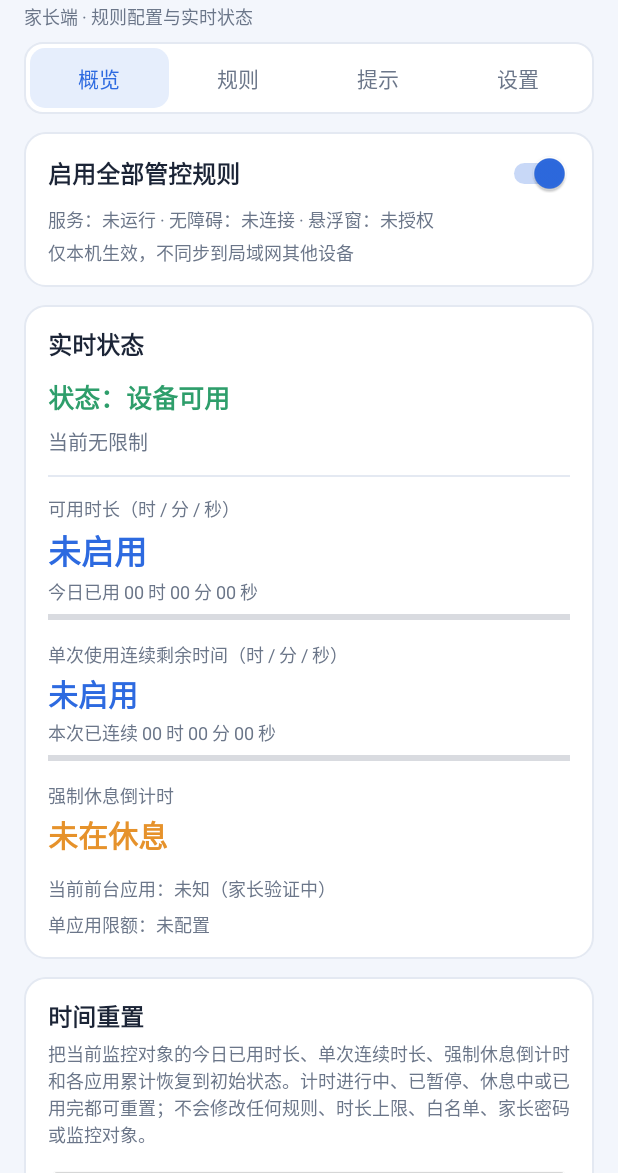
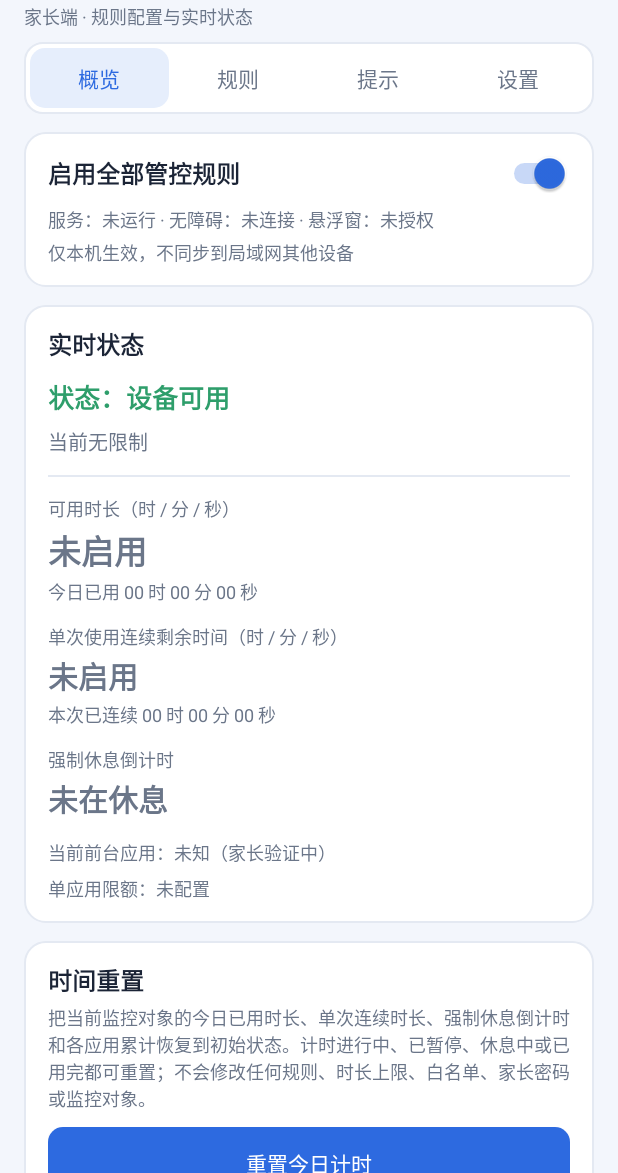
Before and after one commit to SetCode/ParentalGuard, an Android app: the screen it shows after launch (MainActivity), on a phone screen of 412 x 824 dp, the part 63-1236 px from its top. Run offline under Robolectric (Android 15) with nearby library versions, the phone set to English and light mode, and no system bars.

Commit message:
界面细节优化：统一按钮体系、修正语义色、隐藏空进度条
- 新增 bg_btn_primary（主色填充+涟漪）/ bg_btn_secondary（白底主色描边+涟漪）
- 主行动（重置计时、检查更新）用填充式，配置类入口统一描边式，去掉四块实心蓝的视觉噪音
- 概览页：规则关闭时「未启用」「未在休息」降为次要灰，并隐藏空进度条
- 版本号提升到 1.1.0 / 10100

```diff
--- a/app/src/main/java/com/tensun/parentalguard/ui/MainActivity.kt
+++ b/app/src/main/java/com/tensun/parentalguard/ui/MainActivity.kt
@@ -800,30 +800,37 @@ class MainActivity : Activity() {
             s.lockReasons.joinToString("\n") { "• $it" }
         }
 
+        // 规则关闭时用次要灰显示「未启用」并隐藏空进度条，避免抢走对真实数值的注意力
         if (cfg.dailyTotal.enabled) {
             tvDailyRemaining.text = Formatter.hmsFull(s.dailyRemainingMs)
-            tvDailyUsed.text = "今日已用 ${Formatter.hmsFull(s.dailyUsedMs)}"
+            tvDailyRemaining.setTextColor(getColor(R.color.primary))
+            pbDaily.visibility = View.VISIBLE
             pbDaily.progress = percent(s.dailyUsedMs, s.dailyLimitMs)
         } else {
             tvDailyRemaining.text = "未启用"
-            tvDailyUsed.text = "今日已用 ${Formatter.hmsFull(s.dailyUsedMs)}"
-            pbDaily.progress = 0
+            tvDailyRemaining.setTextColor(getColor(R.color.text_sub))
+            pbDaily.visibility = View.GONE
         }
+        tvDailyUsed.text = "今日已用 ${Formatter.hmsFull(s.dailyUsedMs)}"
 
         if (cfg.session.enabled) {
             tvSessionRemaining.text = Formatter.hmsFull(s.sessionRemainingMs)
-            tvSessionUsed.text = "本次已连续 ${Formatter.hmsFull(s.continuousUsedMs)}"
+            tvSessionRemaining.setTextColor(getColor(R.color.primary))
+            pbSession.visibility = View.VISIBLE
             pbSession.progress = percent(s.continuousUsedMs, s.sessionLimitMs)
         } else {
             tvSessionRemaining.text = "未启用"
-            tvSessionUsed.text = "本次已连续 ${Formatter.hmsFull(s.continuousUsedMs)}"
-            pbSession.progress = 0
+            tvSessionRemaining.setTextColor(getColor(R.color.text_sub))
+            pbSession.visibility = View.GONE
         }
+        tvSessionUsed.text = "本次已连续 ${Formatter.hmsFull(s.continuousUsedMs)}"
 
-        tvRestCountdown.text = if (s.restRemainingMs > 0L) {
-            "休息中，剩余 ${Formatter.hmsFull(s.restRemainingMs)}"
+        if (s.restRemainingMs > 0L) {
+            tvRestCountdown.text = "休息中，剩余 ${Formatter.hmsFull(s.restRemainingMs)}"
+            tvRestCountdown.setTextColor(getColor(R.color.warning))
         } else {
-            "未在休息"
+            tvRestCountdown.text = "未在休息"
+            tvRestCountdown.setTextColor(getColor(R.color.text_sub))
         }
         tvForeground.text = "当前前台应用：${s.foregroundLabel}" +
                 if (pinPassed) "" else "（家长验证中）"
--- /dev/null
+++ b/app/src/main/res/drawable/bg_btn_primary.xml
@@ -0,0 +1,11 @@
+<?xml version="1.0" encoding="utf-8"?>
+<!-- 主行动按钮：主色填充 + 白字，带点击涟漪 -->
+<ripple xmlns:android="http://schemas.android.com/apk/res/android"
+    android:color="#33FFFFFF">
+    <item>
+        <shape android:shape="rectangle">
+            <solid android:color="@color/primary" />
+            <corners android:radius="10dp" />
+        </shape>
+    </item>
+</ripple>
--- /dev/null
+++ b/app/src/main/res/drawable/bg_btn_secondary.xml
@@ -0,0 +1,12 @@
+<?xml version="1.0" encoding="utf-8"?>
+<!-- 次级按钮：白底 + 主色描边 + 主色字，带点击涟漪 -->
+<ripple xmlns:android="http://schemas.android.com/apk/res/android"
+    android:color="#1A2D6AE0">
+    <item>
+        <shape android:shape="rectangle">
+            <solid android:color="@color/card" />
+            <stroke android:width="1dp" android:color="@color/primary" />
+            <corners android:radius="10dp" />
+        </shape>
+    </item>
+</ripple>
--- a/app/src/main/res/layout/activity_main.xml
+++ b/app/src/main/res/layout/activity_main.xml
@@ -345,6 +345,8 @@
 
                     <Button
                         android:id="@+id/btnResetTime"
+                        android:background="@drawable/bg_btn_primary"
+                        android:textColor="@android:color/white"
                         android:layout_width="match_parent"
                         android:layout_height="wrap_content"
                         android:layout_marginTop="10dp"
@@ -568,6 +570,8 @@
 
                         <Button
                             android:id="@+id/btnTestVoice"
+                            android:background="@drawable/bg_btn_secondary"
+                            android:textColor="@color/primary"
                             android:layout_width="0dp"
                             android:layout_height="wrap_content"
                             android:layout_weight="1"
@@ -575,6 +579,8 @@
 
                         <Button
                             android:id="@+id/btnTtsSettings"
+                            android:background="@drawable/bg_btn_secondary"
+                            android:textColor="@color/primary"
                             android:layout_width="0dp"
                             android:layout_height="wrap_content"
                             android:layout_marginStart="8dp"
@@ -609,6 +615,8 @@
 
                     <Button
                         android:id="@+id/btnChangePin"
+                        android:background="@drawable/bg_btn_secondary"
+                        android:textColor="@color/primary"
                         android:layout_width="match_parent"
                         android:layout_height="wrap_content"
                         android:layout_marginTop="10dp"
@@ -616,6 +624,8 @@
 
                     <Button
                         android:id="@+id/btnShare"
+                        android:background="@drawable/bg_btn_secondary"
+                        android:textColor="@color/primary"
                         android:layout_width="match_parent"
                         android:layout_height="wrap_content"
                         android:layout_marginTop="8dp"
@@ -682,6 +692,8 @@
 
                     <Button
                         android:id="@+id/btnRefreshPerm"
+                        android:background="@drawable/bg_btn_secondary"
+                        android:textColor="@color/primary"
                         android:layout_width="match_parent"
                         android:layout_height="wrap_content"
                         android:layout_marginTop="8dp"
@@ -723,6 +735,8 @@
 
                     <Button
                         android:id="@+id/btnCheckUpdate"
+                        android:background="@drawable/bg_btn_primary"
+                        android:textColor="@android:color/white"
                         android:layout_width="match_parent"
                         android:layout_height="wrap_content"
                         android:layout_marginTop="10dp"
--- a/app/src/main/res/layout/item_permission_row.xml
+++ b/app/src/main/res/layout/item_permission_row.xml
@@ -26,6 +26,8 @@
 
     <Button
         android:id="@+id/permAction"
+        android:background="@drawable/bg_btn_secondary"
+        android:textColor="@color/primary"
         android:layout_width="wrap_content"
         android:layout_height="36dp"
         android:layout_marginStart="8dp"
--- a/app/src/main/res/layout/item_rule_card.xml
+++ b/app/src/main/res/layout/item_rule_card.xml
@@ -39,6 +39,8 @@
 
     <Button
         android:id="@+id/ruleAction"
+        android:background="@drawable/bg_btn_secondary"
+        android:textColor="@color/primary"
         android:layout_width="match_parent"
         android:layout_height="wrap_content"
         android:layout_marginTop="10dp"
```
Also changed, not shown: 1 other file.
